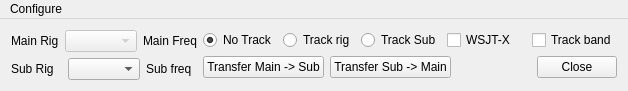
The window that mqt/MqtRigSync/RSMainWindow.ui (Rsclub22/Minos2-Mirror) describes before a commit, drawn with Qt 5.
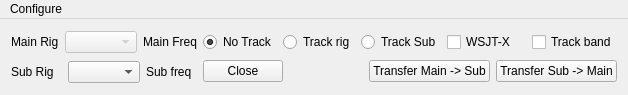
The same window after the commit.

Commit message: Move close button so it isn't the natural one to press

What changed in the file:
```diff
--- a/mqt/MqtRigSync/RSMainWindow.ui
+++ b/mqt/MqtRigSync/RSMainWindow.ui
@@ -7,7 +7,7 @@
     <x>0</x>
     <y>0</y>
     <width>628</width>
-    <height>86</height>
+    <height>95</height>
    </rect>
   </property>
   <property name="windowTitle">
@@ -140,6 +140,26 @@
       </item>
       <item>
        <layout class="QHBoxLayout" name="horizontalLayout_4">
+        <item>
+         <widget class="QPushButton" name="closeButton">
+          <property name="text">
+           <string>Close</string>
+          </property>
+         </widget>
+        </item>
+        <item>
+         <spacer name="horizontalSpacer_2">
+          <property name="orientation">
+           <enum>Qt::Horizontal</enum>
+          </property>
+          <property name="sizeHint" stdset="0">
+           <size>
+            <width>40</width>
+            <height>20</height>
+           </size>
+          </property>
+         </spacer>
+        </item>
         <item>
          <widget class="QPushButton" name="transfer12Button">
           <property name="text">
@@ -154,26 +174,6 @@
           </property>
          </widget>
         </item>
-        <item>
-         <spacer name="horizontalSpacer_2">
-          <property name="orientation">
-           <enum>Qt::Horizontal</enum>
-          </property>
-          <property name="sizeHint" stdset="0">
-           <size>
-            <width>40</width>
-            <height>20</height>
-           </size>
-          </property>
-         </spacer>
-        </item>
-        <item>
-         <widget class="QPushButton" name="closeButton">
-          <property name="text">
-           <string>Close</string>
-          </property>
-         </widget>
-        </item>
        </layout>
       </item>
      </layout>
```
